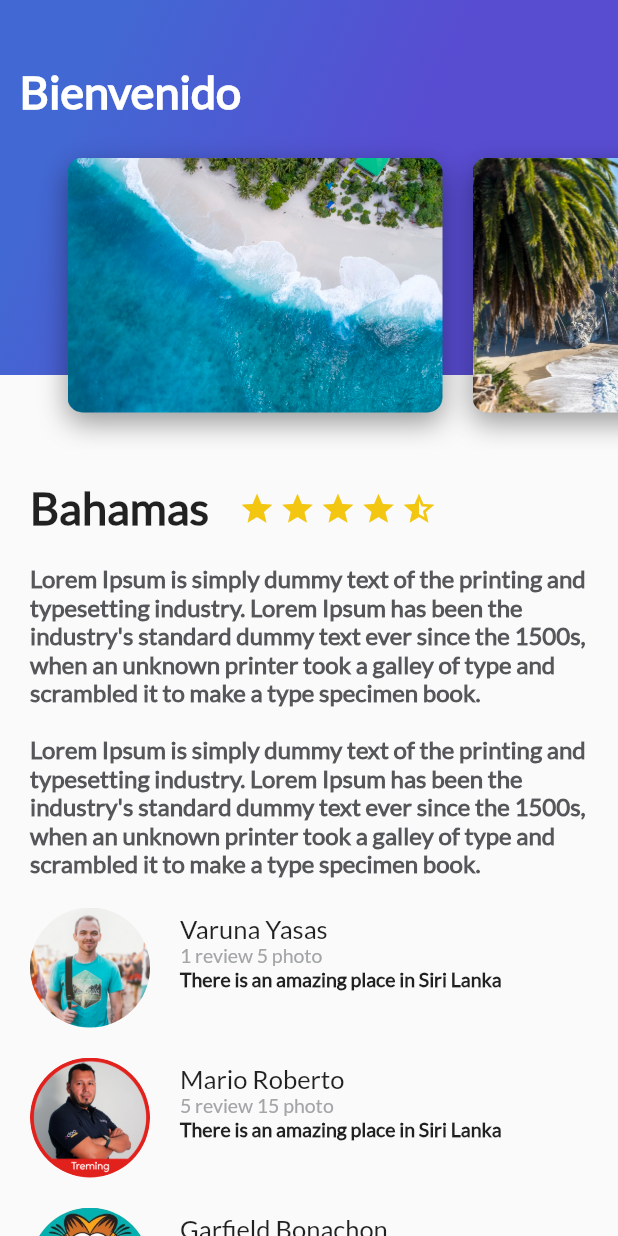
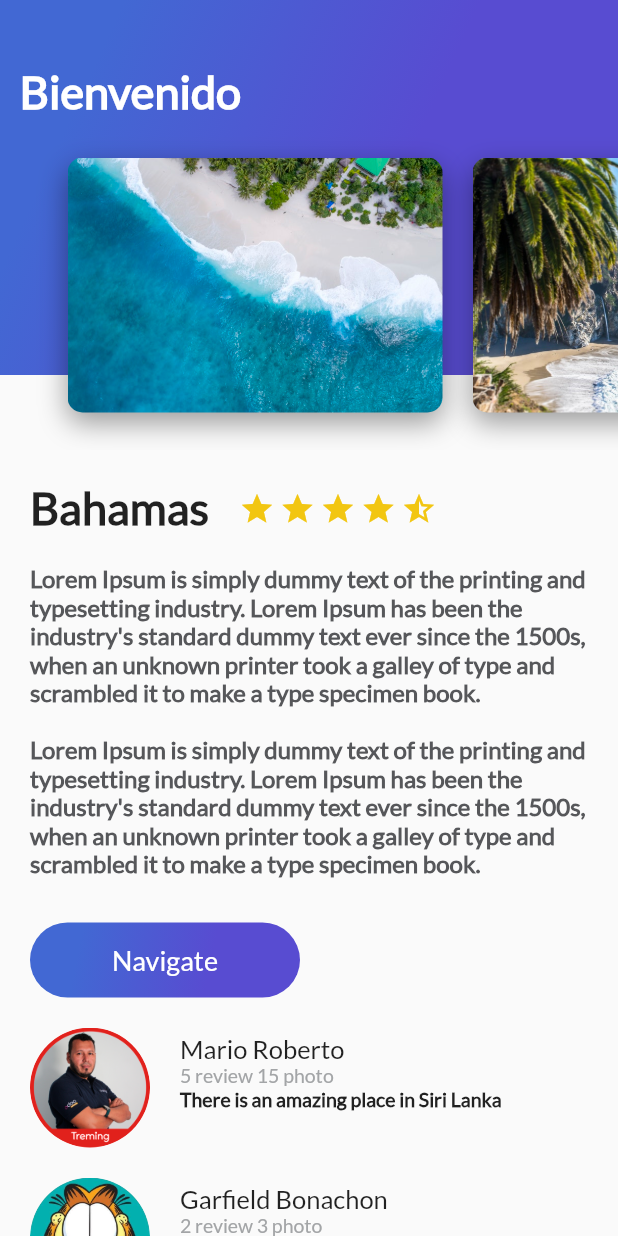
Before and after one commit to mrgomezsv/platzi_trips_app, a Flutter app: the screen it shows after launch, on a phone screen of 412 x 824 dp. Run offline on Flutter 3.47's test engine with Material 2 defaults, Android fonts, the phone set to English and light mode, and no system bars.

Commit message:
Widget Button, InkWell, se agrego boton al layout

```diff
--- /dev/null
+++ b/lib/button_purple.dart
@@ -0,0 +1,53 @@
+import 'package:flutter/material.dart';
+
+class ButtonPurple extends StatelessWidget {
+
+  String buttonText = "Navigate";
+
+  ButtonPurple(this.buttonText);
+
+  @override
+  Widget build(BuildContext context) {
+    // TODO: implement build
+    return InkWell(
+      child: Container(
+        margin: const EdgeInsets.only(
+          top: 30.0,
+          left: 20.0,
+          right: 20.0
+        ),
+        height: 50.0,
+        width: 180.0,
+        decoration: BoxDecoration(
+          borderRadius: BorderRadius.circular(30.0),
+          gradient: const LinearGradient(
+            colors: [
+              Color(0xFF4268D3),
+              Color(0xFF584CD1)
+            ],
+            begin: FractionalOffset(0.2, 0.0),
+            end: FractionalOffset(1.0, 0.6),
+            stops: [0.0, 0.6],
+            tileMode: TileMode.clamp
+
+          )
+
+        ),
+
+        child: Center(
+          child: Text(
+            buttonText,
+            style: const TextStyle(
+              fontSize: 18.0,
+              fontFamily: "Lato",
+              color: Colors.white,
+            ),
+          ),
+        ),
+      ),
+
+    );
+
+  }
+
+}
--- a/lib/description_place.dart
+++ b/lib/description_place.dart
@@ -1,4 +1,5 @@
 import 'package:flutter/material.dart';
+import 'button_purple.dart';
 
 class DescriptionPlace extends StatelessWidget {
 
@@ -100,10 +101,12 @@ class DescriptionPlace extends StatelessWidget {
       ),
     );
 
-    return Column(
+    return Column( //Columna donde se anida cada unos de los widwet que componen la vista
+      crossAxisAlignment: CrossAxisAlignment.start,
       children: <Widget>[
         title_stars,
-        description
+        description,
+        ButtonPurple("Navigate")
       ],
     );
 
--- a/lib/revies_list.dart
+++ b/lib/revies_list.dart
@@ -10,10 +10,9 @@ class ReviewList extends StatelessWidget{
     return Column(
       crossAxisAlignment: CrossAxisAlignment.start,
       children: <Widget>[
-        Review("assets/img/people.jpg", "Varuna Yasas", "1 review 5 photo", "There is an amazing place in Siri Lanka"),
         Review("assets/img/mario.jpg", "Mario Roberto", "5 review 15 photo", "There is an amazing place in Siri Lanka"),
         Review("assets/img/garfield.jpg", "Garfield Bonachon", "2 review 3 photo", "There is an amazing place in Siri Lanka"),
-
+        Review("assets/img/people.jpg", "Varuna Yasas", "1 review 5 photo", "There is an amazing place in Siri Lanka"),
       ],
     );
   }
```
